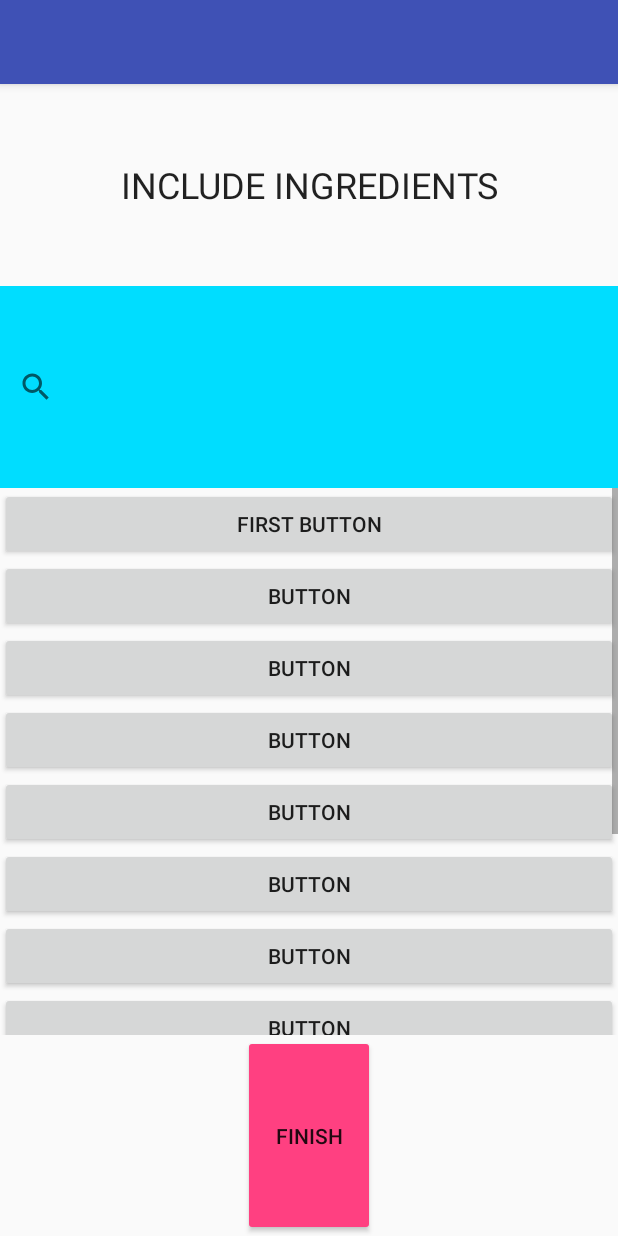
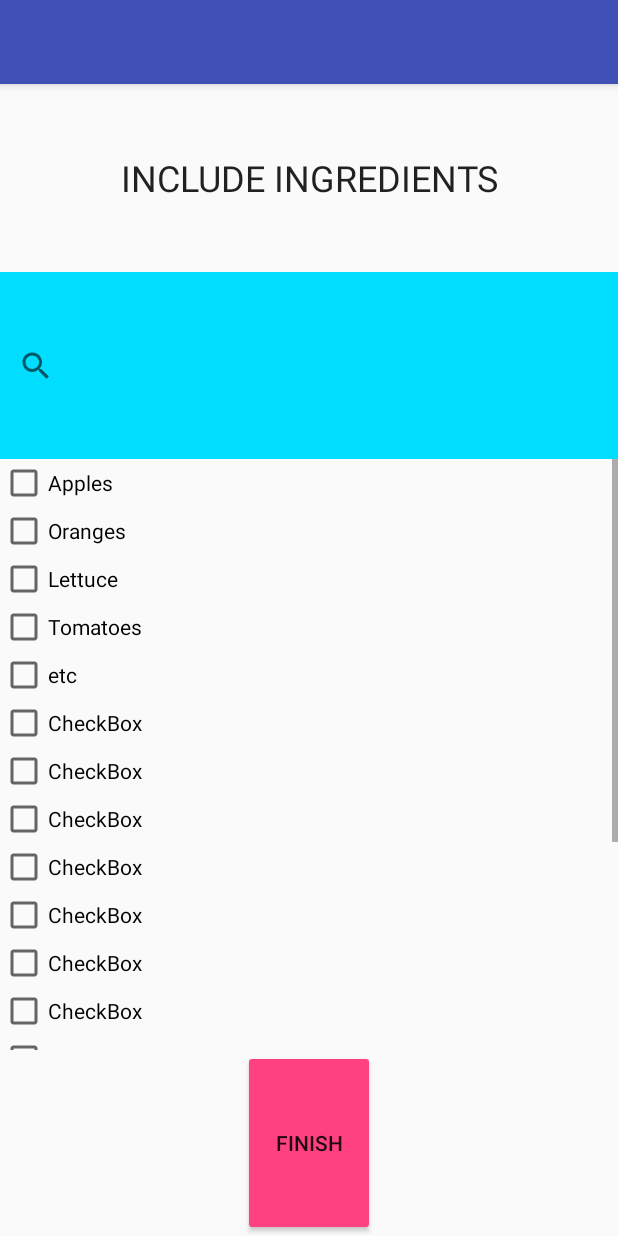
Before and after one commit to Sanaknaki/cookbook, an Android app: the FindRecipe screen opened directly, with no data from a screen before it, on a phone screen of 412 x 824 dp. Run offline under Robolectric (Android 15) with nearby library versions, the phone set to English and light mode, and no system bars.

Commit message:
Changed buttons to checkboxes

```diff
--- a/cookbookApp/app/src/main/res/layout/activity_findrecipe.xml
+++ b/cookbookApp/app/src/main/res/layout/activity_findrecipe.xml
@@ -34,82 +34,141 @@
             android:layout_height="match_parent"
             android:orientation="vertical" >
 
-            <Button
-                android:text="First Button"
+            <CheckBox
+                android:text="Apples"
                 android:layout_width="match_parent"
                 android:layout_height="wrap_content"
-                android:id="@+id/button16"
+                android:id="@+id/checkBox20"
                 android:layout_weight="1" />
 
-            <Button
-                android:text="Button"
+            <CheckBox
+                android:text="Oranges"
                 android:layout_width="match_parent"
                 android:layout_height="wrap_content"
-                android:id="@+id/button15"
+                android:id="@+id/checkBox19"
                 android:layout_weight="1" />
 
-            <Button
-                android:text="Button"
+            <CheckBox
+                android:text="Lettuce"
                 android:layout_width="match_parent"
                 android:layout_height="wrap_content"
-                android:id="@+id/button14"
+                android:id="@+id/checkBox18"
                 android:layout_weight="1" />
 
-            <Button
-                android:text="Button"
+            <CheckBox
+                android:text="Tomatoes"
                 android:layout_width="match_parent"
                 android:layout_height="wrap_content"
-                android:id="@+id/button13"
+                android:id="@+id/checkBox17"
                 android:layout_weight="1" />
 
-            <Button
-                android:text="Button"
+            <CheckBox
+                android:text="etc"
                 android:layout_width="match_parent"
                 android:layout_height="wrap_content"
-                android:id="@+id/button11"
+                android:id="@+id/checkBox16"
                 android:layout_weight="1" />
 
-            <Button
-                android:text="Button"
+            <CheckBox
+                android:text="CheckBox"
                 android:layout_width="match_parent"
                 android:layout_height="wrap_content"
-                android:id="@+id/button7" />
+                android:id="@+id/checkBox15"
+                android:layout_weight="1" />
 
-            <Button
-                android:text="Button"
+            <CheckBox
+                android:text="CheckBox"
                 android:layout_width="match_parent"
                 android:layout_height="wrap_content"
-                android:id="@+id/button6" />
+                android:id="@+id/checkBox14"
+                android:layout_weight="1" />
 
-            <Button
-                android:text="Button"
+            <CheckBox
+                android:text="CheckBox"
                 android:layout_width="match_parent"
                 android:layout_height="wrap_content"
-                android:id="@+id/button5" />
+                android:id="@+id/checkBox13"
+                android:layout_weight="1" />
 
-            <Button
-                android:text="Button"
+            <CheckBox
+                android:text="CheckBox"
                 android:layout_width="match_parent"
                 android:layout_height="wrap_content"
-                android:id="@+id/button4" />
+                android:id="@+id/checkBox12"
+                android:layout_weight="1" />
 
-            <Button
-                android:text="Button"
+            <CheckBox
+                android:text="CheckBox"
                 android:layout_width="match_parent"
                 android:layout_height="wrap_content"
-                android:id="@+id/button3" />
+                android:id="@+id/checkBox11"
+                android:layout_weight="1" />
 
-            <Button
-                android:text="Button"
+            <CheckBox
+                android:text="CheckBox"
                 android:layout_width="match_parent"
                 android:layout_height="wrap_content"
-                android:id="@+id/button2" />
+                android:id="@+id/checkBox10"
+                android:layout_weight="1" />
 
-            <Button
-                android:text="Last Button"
+            <CheckBox
+                android:text="CheckBox"
                 android:layout_width="match_parent"
                 android:layout_height="wrap_content"
-                android:id="@+id/button" />
+                android:id="@+id/checkBox9"
+                android:layout_weight="1" />
+
+            <CheckBox
+                android:text="CheckBox"
+                android:layout_width="match_parent"
+                android:layout_height="wrap_content"
+                android:id="@+id/checkBox8"
+                android:layout_weight="1" />
+
+            <CheckBox
+                android:text="CheckBox"
+                android:layout_width="match_parent"
+                android:layout_height="wrap_content"
+                android:id="@+id/checkBox7"
+                android:layout_weight="1" />
+
+            <CheckBox
+                android:text="CheckBox"
+                android:layout_width="match_parent"
+                android:layout_height="wrap_content"
+                android:id="@+id/checkBox6"
+                android:layout_weight="1" />
+
+            <CheckBox
+                android:text="CheckBox"
+                android:layout_width="match_parent"
+                android:layout_height="wrap_content"
+                android:id="@+id/checkBox5"
+                android:layout_weight="1" />
+
+            <CheckBox
+                android:text="CheckBox"
+                android:layout_width="match_parent"
+                android:layout_height="wrap_content"
+                android:id="@+id/checkBox4"
+                android:layout_weight="1" />
+
+            <CheckBox
+                android:text="CheckBox"
+                android:layout_width="match_parent"
+                android:layout_height="wrap_content"
+                android:id="@+id/checkBox3"
+                android:layout_weight="1" />
+
+            <CheckBox
+                android:text="Last Check Box"
+                android:layout_width="match_parent"
+                android:layout_height="wrap_content"
+                android:id="@+id/checkBox2"
+                android:layout_weight="1"
+                android:gravity="center|start"
+                android:layout_gravity="center" />
+
         </LinearLayout>
     </ScrollView>
 
```
